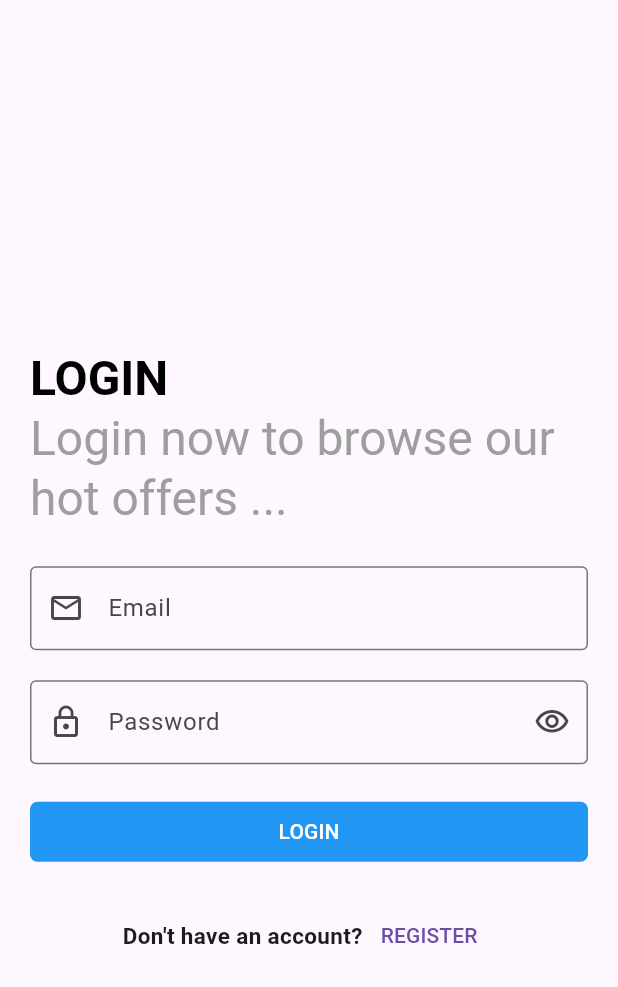
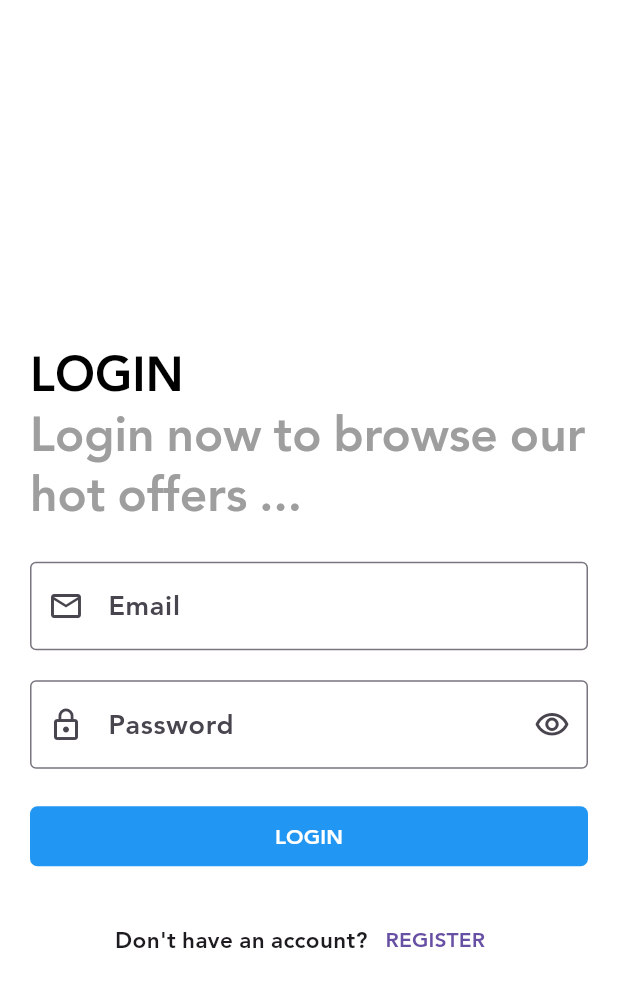
Before and after one commit to FerasOz/Salla-App, a Flutter app: the screen it shows after launch, after a tap on the "arrow forward" icon, after a tap on "Skip ->", on a phone screen of 412 x 824 dp. Shown: the top 987 px of the screen. Run offline on Flutter 3.47's test engine with Material 3 defaults, Android fonts, the phone set to English and light mode, and no system bars; our stand-ins replace bloc, carousel_slider, conditional_builder_null_safety, dio, flutter_bloc, fluttertoast and 3 more; accounts and stored records are empty; network calls fail.

Commit message:
complete shop app

```diff
--- a/lib/cubit/shop_cubit/cubit/shop_state.dart
+++ b/lib/cubit/shop_cubit/cubit/shop_state.dart
@@ -59,5 +59,14 @@ class ShopSuccessUpdateUserDataState extends ShopState{
 
 class ShopLoadingUpdateUserDataState extends ShopState{}
 
+class ShopChangeModeState extends ShopState {}
 
 class ShopErrorUpdateUserDataState extends ShopState{}
+
+class ShopLoadingGetProductDetailsState extends ShopState{}
+
+class ShopSuccessGetProductDetailsState extends ShopState{}
+
+class ShopErrorGetProductDetailsState extends ShopState{}
+
+class AppChangeModeState extends ShopState{}
--- a/lib/main.dart
+++ b/lib/main.dart
@@ -1,57 +1,81 @@
 import 'package:flutter/material.dart';
 import 'package:flutter_bloc/flutter_bloc.dart';
-import 'package:shop_app/cubit/login_cubit/cubit/login_cubit.dart';
-import 'package:shop_app/cubit/register_cubit/cubit/register_cubit.dart';
-import 'package:shop_app/cubit/search_cubit/cubit/search_cubit.dart';
+import 'package:shop_app/constants/constants.dart';
 import 'package:shop_app/cubit/shop_cubit/cubit/shop_cubit.dart';
+import 'package:shop_app/screens/login_screen.dart';
 import 'package:shop_app/screens/on_boarding_screen.dart';
 import 'package:shop_app/shared/bloc_observer.dart';
 import 'package:shop_app/shared/helper/cache_helper.dart';
 import 'package:shop_app/shared/helper/dio_helper.dart';
+import 'package:shop_app/shared/styles/themes.dart';
 import 'package:shop_app/shop_layout.dart';
+
 
 void main() async {
   WidgetsFlutterBinding.ensureInitialized();
+
   Bloc.observer = MyBlocObserver();
   DioHelper.init();
   await CacheHelper.init();
-  Widget? widget;
+
+  bool? isDark = CacheHelper.getData(key: 'isDark');
+
+  Widget widget;
 
   bool? onBoarding = CacheHelper.getData(key: 'onBoarding');
-  if (onBoarding != null) {
-    widget = ShopLayout();
-  } else {
+  token = CacheHelper.getData(key: 'token');
+
+  if(onBoarding != null)
+  {
+    if(token != null) {
+      widget = ShopLayout();
+    } else {
+      widget = LoginScreen();
+    }
+  } else
+  {
     widget = OnBoardingScreen();
   }
 
-  runApp(MyApp(startWidget: widget));
+  runApp(MyApp(
+    isDark: isDark,
+    startWidget: widget,
+  ));
 }
 
 class MyApp extends StatelessWidget {
+
+  final bool? isDark;
   final Widget? startWidget;
-  const MyApp({super.key, this.startWidget});
+
+  const MyApp({super.key,
+  this.isDark,
+  this.startWidget,
+  });
 
   @override
   Widget build(BuildContext context) {
     return MultiBlocProvider(
       providers: [
         BlocProvider(
-          create: (context) => ShopCubit()..getHomeData(),
+          create: (BuildContext context) => ShopCubit()
+            ..changeAppMode(
+              fromShared: isDark,
+            ),
         ),
-        BlocProvider(create:(context) => ShopCubit()..getUserData()),
-        BlocProvider(create:(context) => ShopCubit()..getCategoData()),
-        BlocProvider(create:(context) => ShopCubit()..getFavorites()),
-        BlocProvider(create:(context) => RegisterCubit()),
-        BlocProvider(create:(context) => LoginCubit()),
-        BlocProvider(create:(context) => SearchCubit()),
+        BlocProvider(
+          create: (BuildContext context) => ShopCubit()..getHomeData()..getCategories()..getFavorites()..getUserData()..getProductDetails(53),
+        ),
       ],
       child: BlocConsumer<ShopCubit, ShopState>(
         listener: (context, state) {},
         builder: (context, state) {
           return MaterialApp(
-            title: 'Salla',
             debugShowCheckedModeBanner: false,
-            home: OnBoardingScreen(),
+            theme: lightTheme,
+            darkTheme: darkTheme,
+            themeMode: ShopCubit.get(context).isDark ? ThemeMode.dark : ThemeMode.light,
+            home: startWidget,
           );
         },
       ),
--- a/lib/shared/helper/end_points.dart
+++ b/lib/shared/helper/end_points.dart
@@ -6,7 +6,7 @@ const HOME = 'home';
 
 const GET_CATEGORIES = 'categories';
 
-const FAVOURITES = 'favorites';
+const FAVORITES = 'favorites';
 
 const GET_FAVORITES = 'favorites?';
 
--- /dev/null
+++ b/lib/shared/styles/themes.dart
@@ -0,0 +1,79 @@
+import 'package:flutter/material.dart';
+import 'package:flutter/services.dart';
+import 'package:hexcolor/hexcolor.dart';
+import 'colors.dart';
+
+ThemeData darkTheme = ThemeData(
+  primarySwatch: primaryColor,
+  scaffoldBackgroundColor: HexColor('333739'),
+  appBarTheme: AppBarTheme(
+    titleSpacing: 20.0,
+    systemOverlayStyle: SystemUiOverlayStyle(
+      statusBarColor: HexColor('333739'),
+      statusBarIconBrightness: Brightness.light,
+    ),
+    backgroundColor: HexColor('333739'),
+    elevation: 0.0,
+    titleTextStyle: TextStyle(
+      color: Colors.white,
+      fontSize: 20.0,
+      fontWeight: FontWeight.bold,
+    ),
+    iconTheme: IconThemeData(
+      color: Colors.white,
+    ),
+  ),
+  bottomNavigationBarTheme: BottomNavigationBarThemeData(
+    type: BottomNavigationBarType.fixed,
+    selectedItemColor: primaryColor,
+    unselectedItemColor: Colors.grey,
+    elevation: 20.0,
+    backgroundColor: HexColor('333739'),
+  ),
+  textTheme: TextTheme(
+    bodyLarge: TextStyle(
+      fontSize: 18.0,
+      fontWeight: FontWeight.w600,
+      color: Colors.white,
+    ),
+  ),
+  fontFamily: 'Jannah',
+);
+
+ThemeData lightTheme = ThemeData(
+  primarySwatch: primaryColor,
+  scaffoldBackgroundColor: Colors.white,
+  appBarTheme: AppBarTheme(
+    titleSpacing: 20.0,
+    systemOverlayStyle: SystemUiOverlayStyle(
+      statusBarColor: Colors.white,
+      statusBarIconBrightness: Brightness.dark,
+    ),
+    backgroundColor: Colors.white,
+    elevation: 0.0,
+    titleTextStyle: TextStyle(
+      color: Colors.black,
+      fontSize: 20.0,
+      fontWeight: FontWeight.bold,
+    ),
+    iconTheme: IconThemeData(
+      color: Colors.black,
+    ),
+  ),
+  bottomNavigationBarTheme: BottomNavigationBarThemeData(
+    type: BottomNavigationBarType.fixed,
+    selectedItemColor: primaryColor,
+    unselectedItemColor: Colors.grey,
+    elevation: 20.0,
+    backgroundColor: Colors.white,
+  ),
+  textTheme: TextTheme(
+
+    bodyLarge: TextStyle(
+      fontSize: 18.0,
+      fontWeight: FontWeight.w600,
+      color: Colors.black,
+    ),
+  ),
+  fontFamily: 'Jannah',
+);
--- a/lib/shop_layout.dart
+++ b/lib/shop_layout.dart
@@ -38,7 +38,7 @@ class ShopLayout extends StatelessWidget {
             unselectedLabelStyle: TextStyle(color: primaryColor),
             currentIndex: cubit.currentIndex,
             onTap: (int index) {
-              cubit.changeBottomNav(index);
+              cubit.changeBottom(index);
             },
             items: [
               BottomNavigationBarItem(
@@ -50,7 +50,7 @@ class ShopLayout extends StatelessWidget {
                 label: 'Categories',
               ),
               BottomNavigationBarItem(
-                icon: Icon(Icons.favorite, color: primaryColor),
+                icon: Icon(Icons.favorite_border_outlined, color: primaryColor),
                 label: 'Favorites',
               ),
               BottomNavigationBarItem(
```
Also changed, not shown: lib/cubit/shop_cubit/cubit/shop_cubit.dart (+82 -49 lines), lib/models/product_details_model.dart (added, +35 -0 lines), lib/screens/product_screen.dart (+57 -42 lines), pubspec.yaml (+7 -1 lines), assets/fonts/jannah.ttf (added), pubspec.lock.
